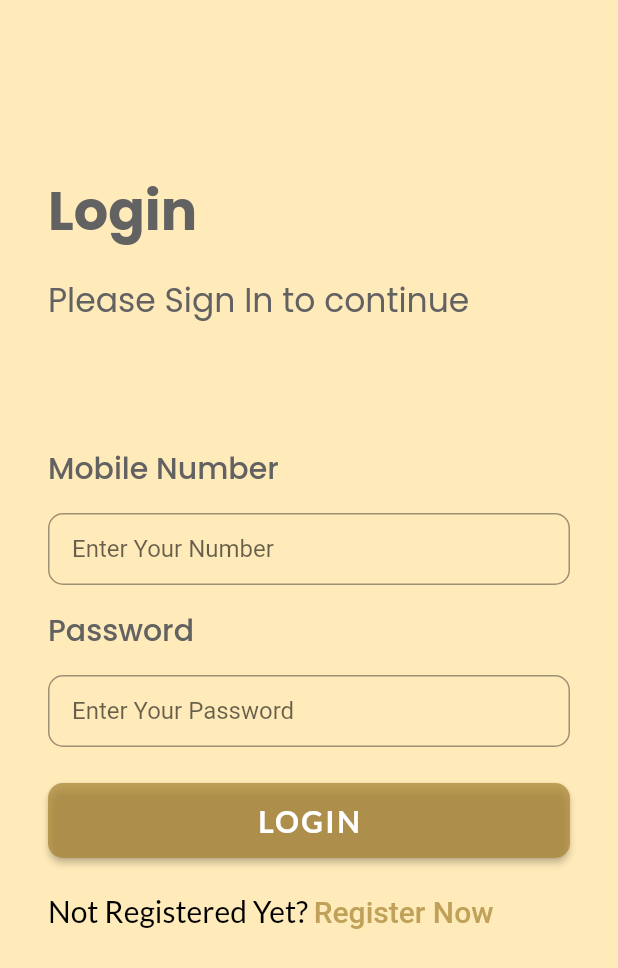
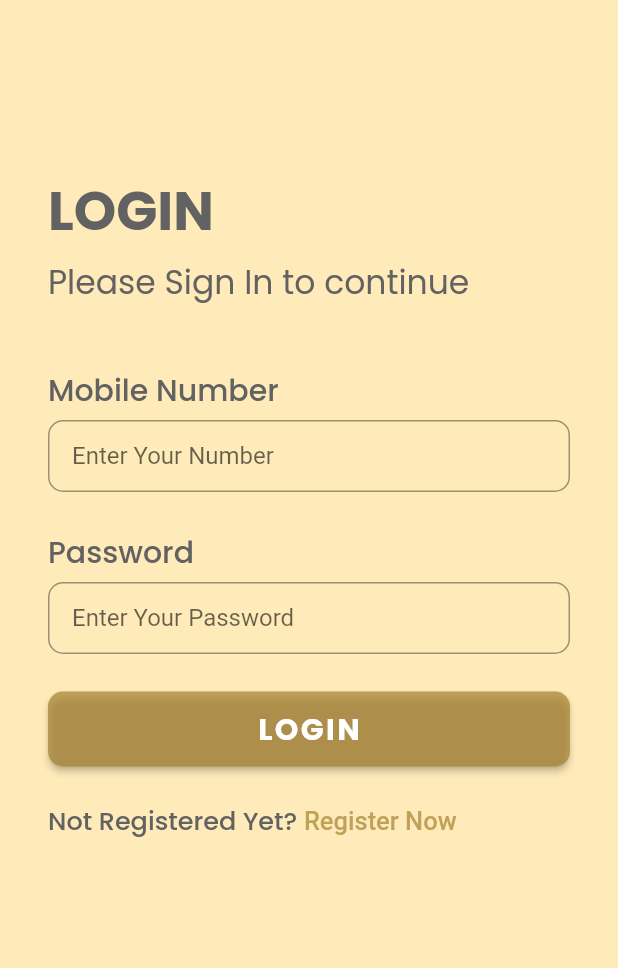
Before and after one commit to PrakhyatPokhrel/igniters, a Flutter app: the screen it shows after launch, on a phone screen of 412 x 824 dp. Shown: the top 968 px of the screen. Run offline on Flutter 3.47's test engine with Material 2 defaults, Android fonts, the light colour scheme and no system bars; our stand-ins replace dropdown_search, google_fonts, shared_preferences.

Commit message:
loginscreen refine

```diff
--- a/lib/main.dart
+++ b/lib/main.dart
@@ -14,9 +14,8 @@ class MyApp extends StatelessWidget {
     return MaterialApp(
         title: 'Flutter Demo',
         theme: ThemeData(
-          primarySwatch: Colors.blue,
-          scaffoldBackgroundColor: MyColors.primary
-        ),
+            primarySwatch: Colors.blue,
+            scaffoldBackgroundColor: MyColors.primary),
         home: const LoginScreen());
   }
 }
--- a/lib/screens/login/loginscreen.dart
+++ b/lib/screens/login/loginscreen.dart
@@ -23,14 +23,14 @@ class LoginScreen extends StatelessWidget {
               const SizedBox(
                 height: 97,
               ),
-              LatoText(
+              const LatoText(
                 textColor: Color.fromARGB(255, 99, 98, 98),
-                text: "Login",
+                text: "LOGIN",
                 fontsize: 36,
                 fontWeight: FontWeight.w700,
               ),
               const SizedBox(
-                height: 17,
+                height: 5,
               ),
               PoppinsText(
                   text: "Please Sign In to continue",
@@ -41,9 +41,9 @@ class LoginScreen extends StatelessWidget {
                 height: 40,
               ),
               // Center(child: Image.asset("assets/images/logo.png")),
-              const SizedBox(
-                height: 40,
-              ),
+              // const SizedBox(
+              //   height: 40,
+              // ),
               LoginForm(
                 passwordcontroller: passwordcontroller,
                 emailcontroller: emailcontroller,
--- a/lib/screens/login/widgets/login_form.dart
+++ b/lib/screens/login/widgets/login_form.dart
@@ -33,11 +33,11 @@ class LoginForm extends StatelessWidget {
       child: Column(
         crossAxisAlignment: CrossAxisAlignment.start,
         children: [
-          LatoText(
+          PoppinsText(
               text: "Mobile Number",
-              fontWeight: FontWeight.w500,
+              fontweight: FontWeight.w500,
               fontsize: 20,
-              textColor: MyColors.black),
+              color: MyColors.black),
           CustomFormfield(
             validator: (value) {
               RegExp exp = RegExp(
@@ -57,13 +57,13 @@ class LoginForm extends StatelessWidget {
             hintText: "Enter Your Number",
           ),
           const SizedBox(
-            height: 15,
+            height: 25,
           ),
-          LatoText(
+          PoppinsText(
               text: "Password",
-              fontWeight: FontWeight.w500,
+              fontweight: FontWeight.w500,
               fontsize: 20,
-              textColor: MyColors.black),
+              color: MyColors.black),
           CustomFormfield(
             validator: (value) {
               if (value == null || value.isEmpty) {
@@ -76,10 +76,7 @@ class LoginForm extends StatelessWidget {
             hintText: "Enter Your Password",
           ),
           const SizedBox(
-            height: 9,
-          ),
-          const SizedBox(
-            height: 15,
+            height: 25,
           ),
           CustomButton(
               buttonText: "LOGIN",
@@ -122,7 +119,7 @@ class LoginForm extends StatelessWidget {
                 // ignore: use_build_context_synchronously
               },
               buttonColor: Color.fromARGB(184, 168, 133, 52),
-              textstyle: GoogleFonts.lato(
+              textstyle: GoogleFonts.poppins(
                   fontWeight: FontWeight.w700, letterSpacing: 1.59)),
           const SizedBox(height: 23),
           CustomRichText(
--- a/lib/widgets/custom_formfield.dart
+++ b/lib/widgets/custom_formfield.dart
@@ -35,7 +35,7 @@ class _CustomFormfieldState extends State<CustomFormfield> {
     return Container(
       decoration: BoxDecoration(),
       child: Padding(
-        padding: const EdgeInsets.only(top: 15),
+        padding: const EdgeInsets.only(top: 5),
         // child: SizedBox(
         //   height: 57.h,
         child: TextFormField(
--- a/lib/widgets/rich_text.dart
+++ b/lib/widgets/rich_text.dart
@@ -1,5 +1,6 @@
 import 'package:flutter/material.dart';
 import 'package:google_fonts/google_fonts.dart';
+import 'package:igniters/constants/MyColors.dart';
 
 class CustomRichText extends StatelessWidget {
   const CustomRichText(
@@ -23,8 +24,10 @@ class CustomRichText extends StatelessWidget {
     return GestureDetector(
         onTap: ontap,
         child: Text.rich(TextSpan(
-            style: GoogleFonts.lato(
-                color: Colors.black, fontSize: 20, fontWeight: FontWeight.w500),
+            style: GoogleFonts.poppins(
+                fontSize: 17,
+                fontWeight: FontWeight.w500,
+                color: MyColors.black),
             text: text,
             children: [
               TextSpan(text: richtext, style: TextStyle(color: richtextColor))
--- a/pubspec.yaml
+++ b/pubspec.yaml
@@ -3,7 +3,7 @@ description: A new Flutter project.
 
 # The following line prevents the package from being accidentally published to
 # pub.dev using `flutter pub publish`. This is preferred for private packages.
-publish_to: 'none' # Remove this line if you wish to publish to pub.dev
+publish_to: "none" # Remove this line if you wish to publish to pub.dev
 
 # The following defines the version and build number for your application.
 # A version number is three numbers separated by dots, like 1.2.43
@@ -20,7 +20,7 @@ publish_to: 'none' # Remove this line if you wish to publish to pub.dev
 version: 1.0.0+1
 
 environment:
-  sdk: '>=2.18.2 <3.0.0'
+  sdk: ">=2.18.2 <3.0.0"
 
 # Dependencies specify other packages that your package needs in order to work.
 # To automatically upgrade your package dependencies to the latest versions
@@ -31,7 +31,6 @@ environment:
 dependencies:
   flutter:
     sdk: flutter
-
 
   # The following adds the Cupertino Icons font to your application.
   # Use with the CupertinoIcons class for iOS style icons.
@@ -67,7 +66,6 @@ flutter_native_splash:
 
 # The following section is specific to Flutter packages.
 flutter:
-
   # The following line ensures that the Material Icons font is
   # included with your application, so that you can use the icons in
   # the material Icons class.
```
